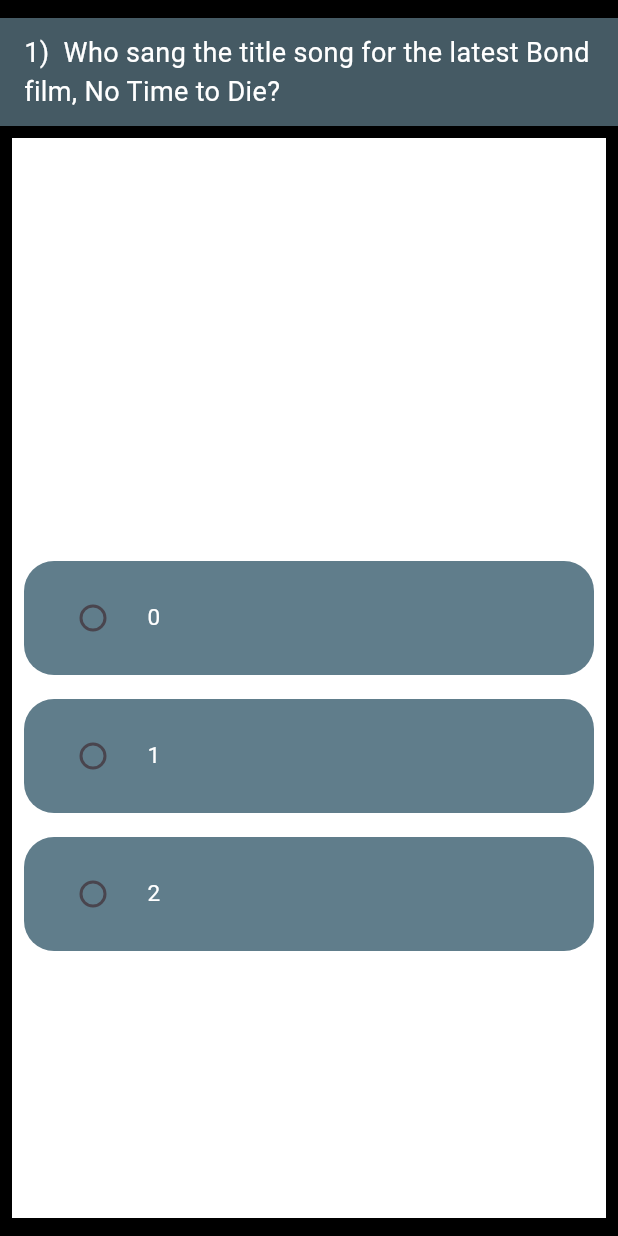
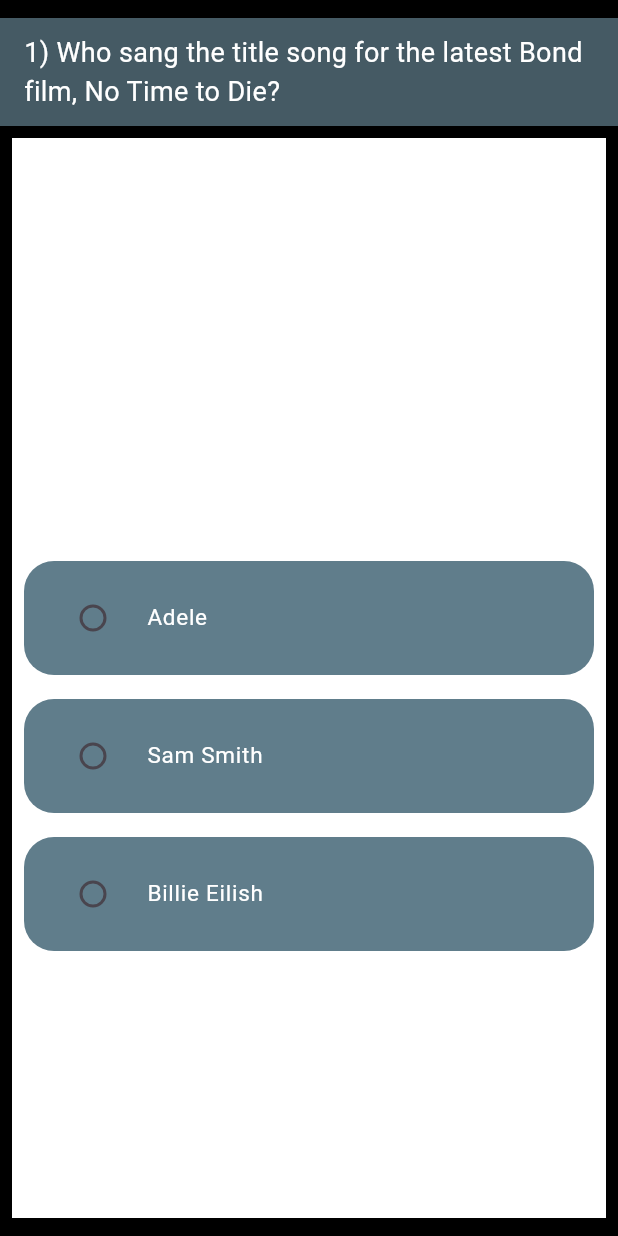
Before and after one commit to CheswinRaj/quiz_app, a Flutter app: the Exam screen opened directly, on a phone screen of 412 x 824 dp. Run offline on Flutter 3.47's test engine with Material 3 defaults, Android fonts, the phone set to English and light mode, and no system bars; drawn by our look-alikes of sticky_headers; our stand-ins replace bloc, curved_navigation_bar, dartz, flutter_bloc, freezed_annotation, get_it and 3 more; accounts and stored records are empty; network calls fail.

Commit message:
data added

```diff
--- /dev/null
+++ b/lib/constants/data.dart
@@ -0,0 +1,379 @@
+import '../domain/quiz/models/answerChoiceModel/anserChoiceModel.dart';
+import '../domain/quiz/models/questionsModel/quiestionModel.dart';
+
+
+List<QuestionModel> questions = [
+  QuestionModel(
+    id: 1,
+    question:
+        'Who sang the title song for the latest Bond film, No Time to Die?',
+    AnswerChoices: ["Adele", "Sam Smith", "Billie Eilish"],
+  ),
+  QuestionModel(
+    id: 2,
+    question:
+        'Which flies a green, white, and orange (in that order) tricolor flag? ',
+    AnswerChoices: ["Ireland", "Ivory Coast", "Italy"],
+  ),
+  QuestionModel(
+    id: 3,
+    question: 'What company makes the Xperia model of smartphone?',
+    AnswerChoices: ["Samsung", "Sony", "Nokia"],
+  ),
+  QuestionModel(
+    id: 4,
+    question: 'Which city is home to the Brandenburg Gate?',
+    AnswerChoices: ["Vienna", "Zurich", "Berlin"],
+
+  ),
+  QuestionModel(
+    id: 5,
+    question: 'Which of the following is NOT a fruit?',
+    AnswerChoices: ["Rhubarb", "Tomatoes", "Avocados"],
+
+  ),
+  QuestionModel(
+    id: 6,
+    question: 'Where was the first example of paper money used?',
+    AnswerChoices: ["China", "Turkey", "Greece"],
+
+  ),
+  QuestionModel(
+    id: 7,
+    question: 'Who is generally considered the inventor of the motor car?',
+    AnswerChoices: ["Henry Ford", "Karl Benz", "Henry M. Leland"],
+
+  ),
+  QuestionModel(
+    id: 8,
+    question:
+        'If you were looking at Iguazu Falls, on what continent would you be?',
+    AnswerChoices: ["Asia", "Africa", "South America"],
+
+  ),
+  QuestionModel(
+    id: 9,
+    question:
+        'What number was the Apollo mission that successfully put a man on the moon for the first time in human history?',
+    AnswerChoices: ["Apollo 11", "Apollo 12", "Apollo 13"],
+
+  ),
+  QuestionModel(
+    id: 10,
+    question: 'Which of the following languages has the longest alphabet?',
+    AnswerChoices: ["Greek", "Russian", "Arabic"],
+
+  ),
+  QuestionModel(
+    id: 11,
+    question: 'Who was the lead singer of the band The Who?',
+    AnswerChoices: ["Roger Daltrey", "Don Henley", "Robert Plant"],
+
+  ),
+  QuestionModel(
+    id: 12,
+    question: 'What spirit is used in making a Tom Collins?',
+    AnswerChoices: ["Vodka", "Rum", "Gin"],
+
+  ),
+  QuestionModel(
+    id: 13,
+    question: 'The fear of insects is known as what?',
+    AnswerChoices: ["Entomophobia", "Arachnophobia", "Ailurophobia"],
+
+  ),
+  QuestionModel(
+    id: 14,
+    question:
+        'What was the name of the Franco-British supersonic commercial plane that operated from 1976-2003?',
+    AnswerChoices: ["Accord", "Concorde", "Mirage"],
+
+  ),
+  QuestionModel(
+    id: 15,
+    question: 'Which horoscope sign is a fish?',
+    AnswerChoices: ["Aquarius", "Cancer", "Pisces"],
+
+  ),
+  QuestionModel(
+    id: 16,
+    question: 'What is the largest US state (by landmass)?',
+    AnswerChoices: ["Texas", "Alaska", "California"],
+
+  ),
+  QuestionModel(
+    id: 17,
+    question: 'Which app has the most total users?',
+    AnswerChoices: ["TikTok", "Snapchat", "Instagram"],
+
+  ),
+  QuestionModel(
+    id: 18,
+    question: 'Which Game of Thrones character is known as the Young Wolf?',
+    AnswerChoices: ["Robb Stark", "Arya Stark", "Sansa Stark"],
+
+  ),
+  QuestionModel(
+    id: 19,
+    question: 'What city hosted the 2002 Olympic Games?',
+    AnswerChoices: ["Tokyo", "Beijing", "Sydney"],
+
+  ),
+  QuestionModel(
+    id: 20,
+    question:
+        'How many plays do people (generally) believe that Shakespeare wrote?',
+    AnswerChoices: ["27", "37", "47"],
+
+  ),
+  QuestionModel(
+    id: 21,
+    question:
+        'Which of the following was considered one of the Seven Ancient Wonders?',
+    AnswerChoices: ["Colosseum", "Great Wall of China", "Colossus of Rhodes"],
+
+  ),
+  QuestionModel(
+    id: 22,
+    question: 'Who directed the Academy Award-winning movie, Gladiator?',
+    AnswerChoices: ["Ridley Scott", "James Cameron", "Steven Soderbergh"],
+
+  ),
+  QuestionModel(
+    id: 23,
+    question: 'How long did dinosaurs live on the earth?',
+    AnswerChoices: [
+      "100-150 million years",
+      "150-200 million years",
+      "200+ million years"
+    ],
+
+  ),
+  QuestionModel(
+    id: 24,
+    question: 'What Italian city is famous for its system of canals?',
+    AnswerChoices: ["Rome", "Naples", "Venice"],
+
+  ),
+  QuestionModel(
+    id: 25,
+    question: 'What is the strongest muscle in the human body?',
+    AnswerChoices: ["Jaw", "Heart", "Glutes"],
+
+  ),
+  QuestionModel(
+    id: 26,
+    question: 'What is the longest-running Broadway show ever?',
+    AnswerChoices: [
+      "Les Miserable",
+      "The Lion King",
+      "The Phantom of the Opera"
+    ],
+
+  ),
+  QuestionModel(
+    id: 27,
+    question: 'Where was tea invented?',
+    AnswerChoices: ["England", "USA", "China"],
+
+  ),
+  QuestionModel(
+    id: 28,
+    question: 'Where was the earliest documented case of the Spanish flu?',
+    AnswerChoices: ["USA", "Spain", "Mexico"],
+
+  ),
+  QuestionModel(
+    id: 29,
+    question: 'Which of the following languages is NOT driven from Latin?',
+    AnswerChoices: ["French", "Portuguese", "English"],
+
+  ),
+  QuestionModel(
+    id: 30,
+    question:
+        'Arnold Schwarzenegger was married to a member of what famous US political family?',
+    AnswerChoices: ["The Kennedys", "The Bushes", "The Rockefellers"],
+
+  ),
+  QuestionModel(
+    id: 31,
+    question:
+    'Who sang the title song for the latest Bond film, No Time to Die?',
+    AnswerChoices: ["Adele", "Sam Smith", "Billie Eilish"],
+
+  ),
+  QuestionModel(
+    id: 32,
+    question:
+    'Which flies a green, white, and orange (in that order) tricolor flag? ',
+    AnswerChoices: ["Ireland", "Ivory Coast", "Italy"],
+
+  ),
+  QuestionModel(
+    id: 33,
+    question: 'What company makes the Xperia model of smartphone?',
+    AnswerChoices: ["Samsung", "Sony", "Nokia"],
+
+  ),
+  QuestionModel(
+    id: 34,
+    question: 'Which city is home to the Brandenburg Gate?',
+    AnswerChoices: ["Vienna", "Zurich", "Berlin"],
+
+  ),
+  QuestionModel(
+    id: 35,
+    question: 'Which of the following is NOT a fruit?',
+    AnswerChoices: ["Rhubarb", "Tomatoes", "Avocados"],
+
+  ),
+  QuestionModel(
+    id: 36,
+    question: 'Where was the first example of paper money used?',
+    AnswerChoices: ["China", "Turkey", "Greece"],
+
+  ),
+  QuestionModel(
+    id: 37,
+    question: 'Who is generally considered the inventor of the motor car?',
+    AnswerChoices: ["Henry Ford", "Karl Benz", "Henry M. Leland"],
+
+  ),
+  QuestionModel(
+    id: 38,
+    question:
+    'If you were looking at Iguazu Falls, on what continent would you be?',
+    AnswerChoices: ["Asia", "Africa", "South America"],
+
+  ),
+  QuestionModel(
+    id: 39,
+    question:
+    'What number was the Apollo mission that successfully put a man on the moon for the first time in human history?',
+    AnswerChoices: ["Apollo 11", "Apollo 12", "Apollo 13"],
+
+  ),
+  QuestionModel(
+    id: 40,
+    question: 'Which of the following languages has the longest alphabet?',
+    AnswerChoices: ["Greek", "Russian", "Arabic"],
+
+  ),
+  QuestionModel(
+    id: 41,
+    question: 'Who was the lead singer of the band The Who?',
+    AnswerChoices: ["Roger Daltrey", "Don Henley", "Robert Plant"],
+
+  ),
+  QuestionModel(
+    id: 42,
+    question: 'What spirit is used in making a Tom Collins?',
+    AnswerChoices: ["Vodka", "Rum", "Gin"],
+
+  ),
+  QuestionModel(
+    id: 43,
+    question: 'The fear of insects is known as what?',
+    AnswerChoices: ["Entomophobia", "Arachnophobia", "Ailurophobia"],
+
+  ),
+  QuestionModel(
+    id: 44,
+    question:
+    'What was the name of the Franco-British supersonic commercial plane that operated from 1976-2003?',
+    AnswerChoices: ["Accord", "Concorde", "Mirage"],
+
+  ),
+  QuestionModel(
+    id: 45,
+    question: 'Which horoscope sign is a fish?',
+    AnswerChoices: ["Aquarius", "Cancer", "Pisces"],
+
+  ),
+  QuestionModel(
+    id: 46,
+    question: 'What is the largest US state (by landmass)?',
+    AnswerChoices: ["Texas", "Alaska", "California"],
+
+  ),
+  QuestionModel(
+    id: 47,
+    question: 'Which app has the most total users?',
+    AnswerChoices: ["TikTok", "Snapchat", "Instagram"],
+
+  ),
+  QuestionModel(
+    id: 48,
+    question: 'Which Game of Thrones character is known as the Young Wolf?',
+    AnswerChoices: ["Robb Stark", "Arya Stark", "Sansa Stark"],
+
+  ),
+  QuestionModel(
+    id: 49,
+    question: 'What city hosted the 2002 Olympic Games?',
+    AnswerChoices: ["Tokyo", "Beijing", "Sydney"],
+
+  ),
+  QuestionModel(
+    id: 50,
+    question:
+    'How many plays do people (generally) believe that Shakespeare wrote?',
+    AnswerChoices: ["27", "37", "47"],
+
+  ),
+];
+
+List<Anserchoicemodel> answers = [
+  Anserchoicemodel(id: 1, questionID: 1, Choice: 2),
+  Anserchoicemodel(id: 2, questionID: 2, Choice: 0),
+  Anserchoicemodel(id: 3, questionID: 3, Choice: 1),
+  Anserchoicemodel(id: 4, questionID: 4, Choice: 2),
+  Anserchoicemodel(id: 5, questionID: 5, Choice: 0),
+  Anserchoicemodel(id: 6, questionID: 6, Choice: 0),
+  Anserchoicemodel(id: 7, questionID: 7, Choice: 1),
+  Anserchoicemodel(id: 8, questionID: 8, Choice: 2),
+  Anserchoicemodel(id: 9, questionID: 9, Choice: 0),
+  Anserchoicemodel(id: 10, questionID: 10, Choice: 1),
+  Anserchoicemodel(id: 11, questionID: 11, Choice: 0),
+  Anserchoicemodel(id: 12, questionID: 12, Choice: 2),
+  Anserchoicemodel(id: 13, questionID: 13, Choice: 0),
+  Anserchoicemodel(id: 14, questionID: 14, Choice: 1),
+  Anserchoicemodel(id: 15, questionID: 15, Choice: 2),
+  Anserchoicemodel(id: 16, questionID: 16, Choice: 1),
+  Anserchoicemodel(id: 17, questionID: 17, Choice: 2),
+  Anserchoicemodel(id: 18, questionID: 18, Choice: 0),
+  Anserchoicemodel(id: 19, questionID: 19, Choice: 2),
+  Anserchoicemodel(id: 20, questionID: 20, Choice: 1),
+  Anserchoicemodel(id: 21, questionID: 21, Choice: 2),
+  Anserchoicemodel(id: 22, questionID: 22, Choice: 0),
+  Anserchoicemodel(id: 23, questionID: 23, Choice: 1),
+  Anserchoicemodel(id: 24, questionID: 24, Choice: 2),
+  Anserchoicemodel(id: 25, questionID: 25, Choice: 0),
+  Anserchoicemodel(id: 26, questionID: 26, Choice: 2),
+  Anserchoicemodel(id: 27, questionID: 27, Choice: 2),
+  Anserchoicemodel(id: 28, questionID: 28, Choice: 0),
+  Anserchoicemodel(id: 29, questionID: 29, Choice: 2),
+  Anserchoicemodel(id: 30, questionID: 30, Choice: 0),
+  Anserchoicemodel(id: 31, questionID: 31, Choice: 2),
+  Anserchoicemodel(id: 22, questionID: 32, Choice: 0),
+  Anserchoicemodel(id: 33, questionID: 33, Choice: 1),
+  Anserchoicemodel(id: 34, questionID: 34, Choice: 2),
+  Anserchoicemodel(id: 35, questionID: 35, Choice: 0),
+  Anserchoicemodel(id: 36, questionID: 36, Choice: 0),
+  Anserchoicemodel(id: 37, questionID: 37, Choice: 1),
+  Anserchoicemodel(id: 38, questionID: 38, Choice: 2),
+  Anserchoicemodel(id: 39, questionID: 39, Choice: 0),
+  Anserchoicemodel(id: 40, questionID: 40, Choice: 1),
+  Anserchoicemodel(id: 41, questionID: 41, Choice: 0),
+  Anserchoicemodel(id:42, questionID: 42, Choice: 2),
+  Anserchoicemodel(id: 43, questionID: 43, Choice: 0),
+  Anserchoicemodel(id: 44, questionID: 44, Choice: 1),
+  Anserchoicemodel(id: 45, questionID: 45, Choice: 2),
+  Anserchoicemodel(id: 46, questionID: 46, Choice: 1),
+  Anserchoicemodel(id: 47, questionID: 47, Choice: 2),
+  Anserchoicemodel(id: 48, questionID: 48, Choice: 0),
+  Anserchoicemodel(id: 49, questionID: 49, Choice: 2),
+  Anserchoicemodel(id: 50, questionID: 50, Choice: 1),
+
+];
--- a/lib/presentaion/exam/exam.dart
+++ b/lib/presentaion/exam/exam.dart
@@ -1,5 +1,7 @@
 import 'package:flutter/material.dart';
 import 'package:sticky_headers/sticky_headers/widget.dart';
+
+import '../../constants/data.dart';
 
 class Exam extends StatelessWidget {
   const Exam({super.key});
@@ -20,10 +22,10 @@ class Exam extends StatelessWidget {
                   padding: const EdgeInsets.symmetric(vertical: 12.0),
                   child:
                       ListView.builder(
-                        itemCount: 3,
+                        itemCount: questions.length,
                           // scrollDirection: Axis.horizontal,
                           itemBuilder: (context, count) {
-                            List choice=[null,null,null];
+                            List choice=List.filled(questions.length, null);
                     return StickyHeader(
                       header: Container(
                         color: Colors.blueGrey[700],
@@ -31,7 +33,7 @@ class Exam extends StatelessWidget {
                             horizontal: 16.0, vertical: 10),
                         alignment: Alignment.centerLeft,
                         child: Text(
-                          '${count + 1})  Who sang the title song for the latest Bond film, No Time to Die?',
+                          '${count + 1}) ${questions[count].question}',
                           style: const TextStyle(
                               color: Colors.white, fontSize: 18),
                         ),
@@ -49,7 +51,7 @@ class Exam extends StatelessWidget {
                                 return ListView.builder(
                                   physics: NeverScrollableScrollPhysics(),
                                   shrinkWrap: true,
-                                  itemCount: 3,
+                                  itemCount: questions[count].AnswerChoices.length,
                                   itemBuilder: (context, index) {
                                     return Padding(
                                       padding: const EdgeInsets.all(8.0),
@@ -63,7 +65,7 @@ class Exam extends StatelessWidget {
                                         child: Center(
                                           child: RadioListTile(
                                             selectedTileColor: Colors.red,
-                                              value: index,
+                                              value: questions[count].AnswerChoices[index],
                                               groupValue: choice[count]??null,
                                               onChanged: ( value) {
                                                 setState(() {
@@ -71,7 +73,7 @@ class Exam extends StatelessWidget {
                                                 });
                                               },
                                               title: Text(
-                                                "${index}",
+                                                "${questions[count].AnswerChoices[index]}",
                                                 style: TextStyle(
                                                     fontSize: 15,
                                                     color: Colors.white),
```
